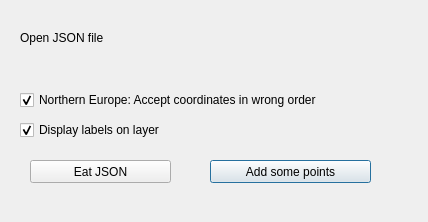
First picture: the form in json_eater_dialog_base.ui, repository PeterBrodersen/JSONEater, before the edit.
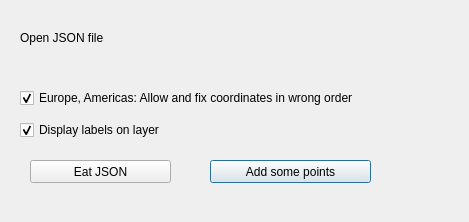
Second picture: the form after the edit. Custom widgets are drawn as their Qt base class.

Commit message: WKT in latLngFromList fix

Patch:
```diff
--- a/json_eater_dialog_base.ui
+++ b/json_eater_dialog_base.ui
@@ -6,7 +6,7 @@
    <rect>
     <x>0</x>
     <y>0</y>
-    <width>428</width>
+    <width>469</width>
     <height>222</height>
    </rect>
   </property>
@@ -70,12 +70,12 @@
     <rect>
      <x>20</x>
      <y>90</y>
-     <width>351</width>
-     <height>20</height>
+     <width>431</width>
+     <height>16</height>
     </rect>
    </property>
    <property name="text">
-    <string>Northern Europe: Accept coordinates in wrong order</string>
+    <string>Europe, Americas: Allow and fix coordinates in wrong order</string>
    </property>
    <property name="checked">
     <bool>true</bool>
```
Left out of the diff: 5 changed lines with no effect on the pictures. The commit also changes 1 other file.
